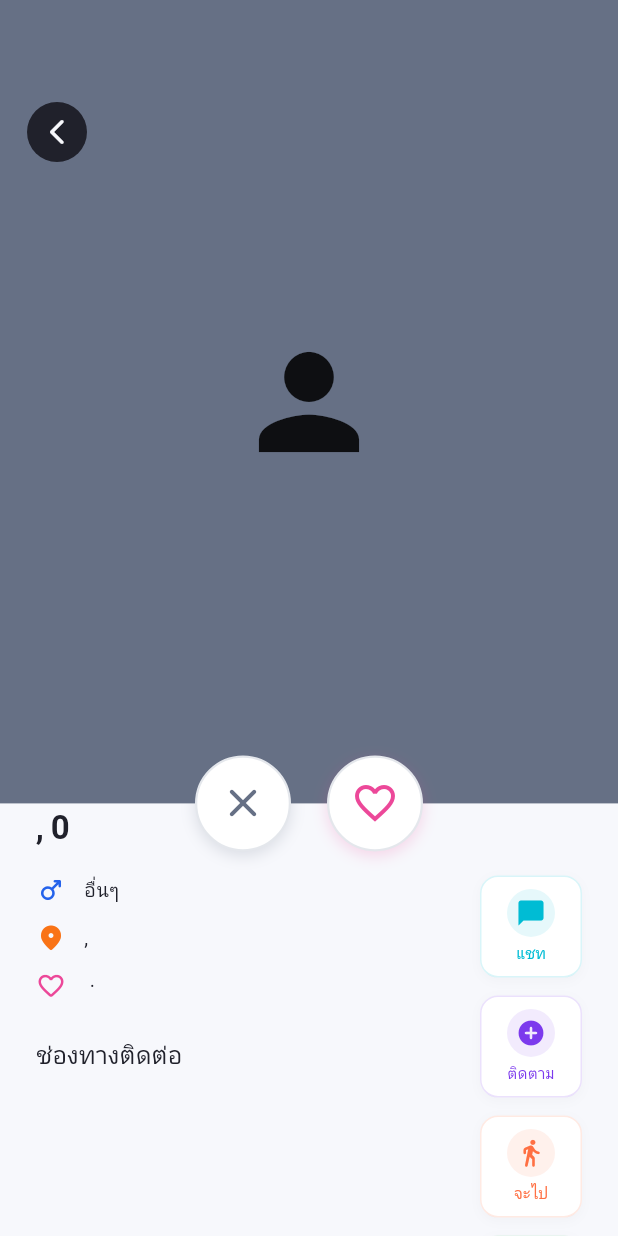
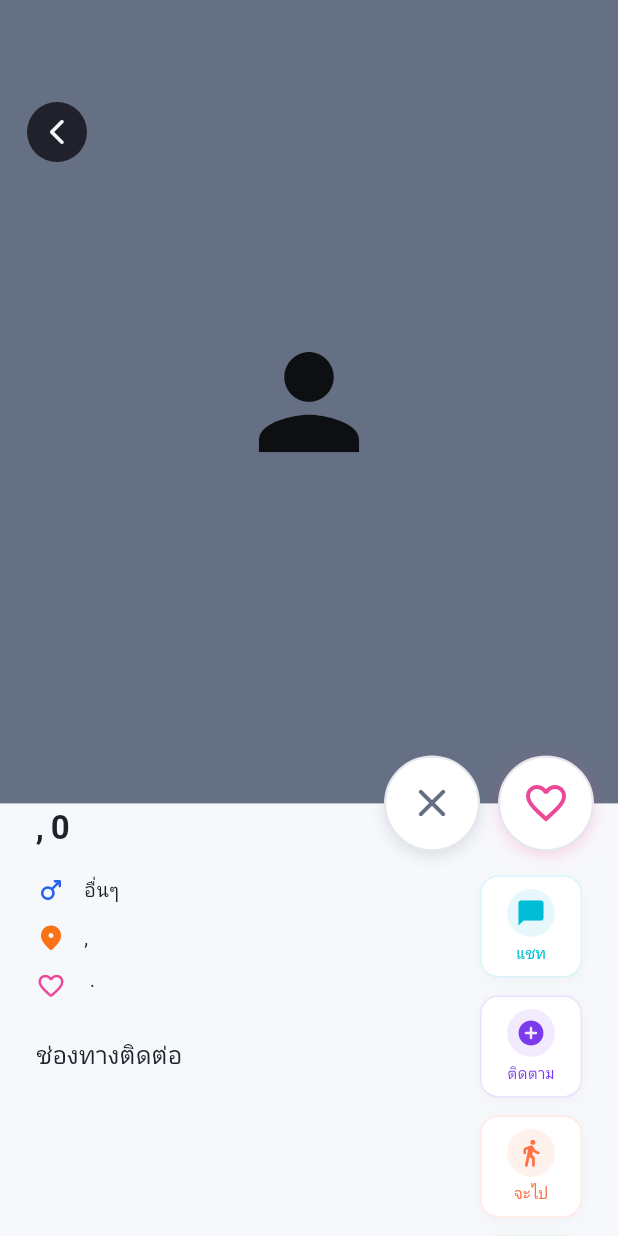
Before and after one commit to pookamhomyen-ops/dating-one, a Flutter app: the MemberProfileScreen screen opened directly with empty values, on a phone screen of 412 x 824 dp. Run offline on Flutter 3.47's test engine with Material 3 defaults, Android fonts, the phone set to English and light mode, and no system bars; our stand-ins replace cached_network_image, flutter_image_compress, google_fonts, google_sign_in, image_picker, supabase_flutter; accounts and stored records are empty.

Commit message:
update project files

```diff
--- a/lib/screens/discover/member_profile_screen.dart
+++ b/lib/screens/discover/member_profile_screen.dart
@@ -3,6 +3,8 @@ import 'package:flutter/material.dart';
 import 'package:supabase_flutter/supabase_flutter.dart';
 import 'match_popup.dart';
 import '../../models/gender.dart';
+import '../../models/chat_thread.dart';
+import '../chat/chat_detail_screen.dart';
 import '../../theme/app_colors.dart';
 import '../../widgets/network_image_box.dart';
 
@@ -449,10 +451,9 @@ class _MemberProfileScreenState extends State<MemberProfileScreen> {
                     ),
                     Positioned(
                       bottom: -32,
-                      left: 0,
-                      right: 0,
+                      right: 16,
                       child: Row(
-                        mainAxisAlignment: MainAxisAlignment.center,
+                        mainAxisSize: MainAxisSize.min,
                         children: [
                           _AnimatedActionButton(
                             icon: Icons.close_rounded,
@@ -475,7 +476,7 @@ class _MemberProfileScreenState extends State<MemberProfileScreen> {
                               if (mounted) Navigator.pop(context, 'passed');
                             },
                           ),
-                          const SizedBox(width: 24),
+                          const SizedBox(width: 12),
                           _AnimatedActionButton(
                             icon: _isLiked
                                 ? Icons.favorite
```
